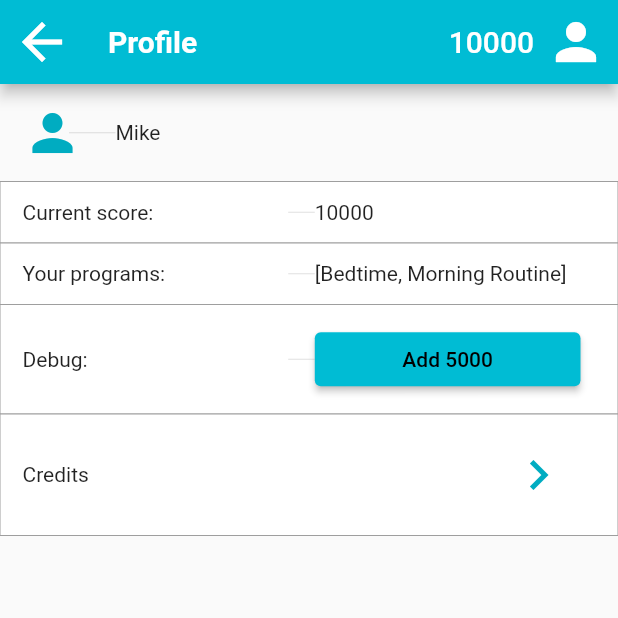
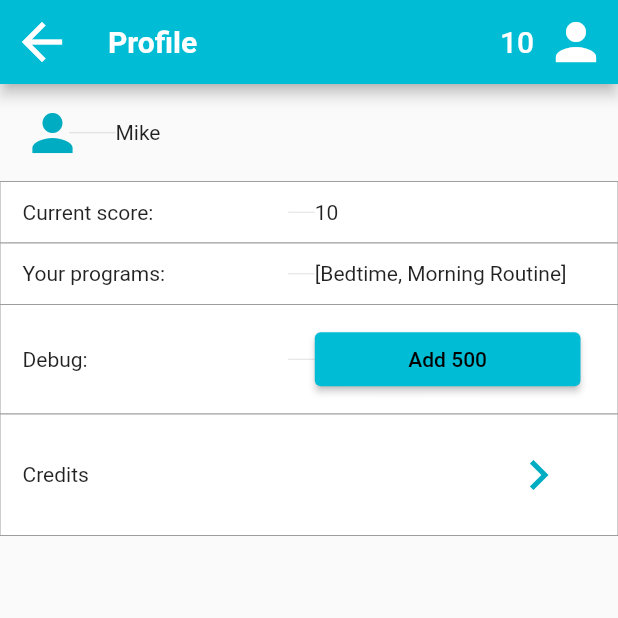
Before and after one commit to juliekitty/project_kidplanner, a Flutter app: the screen it shows after launch, scrolled down 469 dp, after a tap on the "person" icon, on a phone screen of 412 x 824 dp, the top half of it. Run offline on Flutter 3.47's test engine with Material 2 defaults, Android fonts, the phone set to English and light mode, and no system bars; our stand-ins replace circular_countdown_timer, flutter_svg, sqflite, time, webview_flutter; missing offline and left inert: countdown_flutter, date_time_format, duration_picker; accounts and stored records are empty; Roboto replaces fonts that are missing (Futura).

Commit message:
store Participant in DB, use default Participant if DB empty

```diff
--- a/lib/src/classes/init.dart
+++ b/lib/src/classes/init.dart
@@ -1,5 +1,5 @@
-// import 'package:project_kidplanner/src/classes/user.dart';
-// import 'package:project_kidplanner/src/libraries/globals.dart' as globals;
+import 'package:project_kidplanner/src/classes/user.dart';
+import 'package:project_kidplanner/src/libraries/globals.dart' as globals;
 
 class Init {
   static Future initialize() async {
@@ -18,6 +18,8 @@ class Init {
     // TODO retrieve last logged-in user from local storage
     // load settings from current user
     await Future.delayed(Duration(seconds: 1));
+    globals.currentParticipant = await Participant().getParticipant(1);
+
     print("finished loading settings");
   }
 }
--- a/lib/src/classes/user.dart
+++ b/lib/src/classes/user.dart
@@ -1,22 +1,141 @@
-import 'program.dart';
+import 'dart:async';
+import 'package:path/path.dart';
+import 'package:sqflite/sqflite.dart';
+
+import 'package:project_kidplanner/src/classes/program.dart';
+import 'package:project_kidplanner/src/libraries/globals.dart' as globals;
 
 abstract class User {
   String name;
-
-  User(this.name);
+  int id;
+  User(this.id, this.name);
 }
 
 // Participant
 class Participant extends User {
   // programs that the user have access to
-  List<Program> programs;
+  List<Program> programs; // TODO implement Participant.programs
   int score;
 
-  Participant({name, this.programs, this.score}) : super(name);
+  Participant({id, name, this.score}) : super(id, name);
 
   int addToScore(int addedPoints) {
     this.score += addedPoints;
+    this.insertParticipant(this);
+    globals.userNotifier.value = this.score;
     return this.score;
+  }
+
+  Map<String, dynamic> toMap() {
+    return {
+      'id': (id != null ? id : 0),
+      'name': name,
+      'score': (score != null ? score : 0),
+    };
+  }
+
+  @override
+  String toString() {
+    return 'Participant{id: $id, name: $name, score: $score}';
+  }
+
+  Future<Participant> currentUser() async {
+    // TODO implement with last ID stored in local storage
+    print(await Participant().participants());
+    print('Use participant ID 1');
+    return await Participant().getParticipant(1);
+  }
+
+  // SQ Lite functions
+  //
+  Future<Database> openSQLiteDatabase() async {
+    return openDatabase(
+      join(await getDatabasesPath(), 'kid_planner_database.db'),
+      onCreate: (db, version) {
+        return db.execute(
+          "CREATE TABLE participants(id INTEGER PRIMARY KEY, name TEXT, age INTEGER, score INTEGER, programs TEXT)",
+        );
+      },
+      version: 1,
+    );
+  }
+
+  Future<void> insertParticipant(Participant participant) async {
+    final Database db = await openSQLiteDatabase();
+
+    var requestResult = await this.getParticipant(participant.id);
+    if (requestResult == globals.exampleParticipant) {
+      print('insertParticipant ${participant.toString()}');
+      await db.insert(
+        'participants',
+        participant.toMap(),
+        conflictAlgorithm: ConflictAlgorithm.replace,
+      );
+    } else {
+      await updateParticipant(participant);
+    }
+  }
+
+  Future<List<Participant>> participants() async {
+    final Database db = await openSQLiteDatabase();
+
+    final List<Map<String, dynamic>> maps = await db.query('participants');
+
+    // Convert the List<Map<String, dynamic> into a List<Participant>.
+    return List.generate(maps.length, (i) {
+      return Participant(
+        id: maps[i]['id'],
+        name: maps[i]['name'],
+        score: maps[i]['score'],
+      );
+    });
+  }
+
+  Future<void> updateParticipant(Participant participant) async {
+    final db = await openSQLiteDatabase();
+    print('updateParticipant ${participant.id} ${participant.toMap()}');
+    await db.update(
+      'participants',
+      participant.toMap(),
+      where: "id = ?",
+      whereArgs: [participant.id],
+    );
+    print(await Participant().participants());
+  }
+
+  Future<Participant> getParticipant(int id) async {
+    // Get a reference to the database.
+    final Database db = await openSQLiteDatabase();
+
+    // Query the table for all The Participants.
+    final List<Map<String, dynamic>> maps = await db.query(
+      'participants',
+      where: "id = ?",
+      whereArgs: [id],
+    );
+
+    // Convert the List<Map<String, dynamic> into a List<Participant>.
+    if (maps.isEmpty) {
+      print('no Participant in DB');
+      print('use globals.exampleParticipant');
+      return globals.exampleParticipant;
+    }
+
+    return Participant(
+      id: maps[0]['id'],
+      name: maps[0]['name'],
+      score: maps[0]['score'],
+    );
+  }
+
+  Future<void> deleteParticipant(int id) async {
+    final db = await openSQLiteDatabase();
+
+    await db.delete(
+      'participants',
+      where: "id = ?",
+      whereArgs: [id],
+    );
   }
 }
 
@@ -24,5 +143,5 @@ class Participant extends User {
 class ParticipantManager extends User {
   List<Participant> managedParticipants;
 
-  ParticipantManager(name, this.managedParticipants) : super(name);
+  ParticipantManager(id, name, this.managedParticipants) : super(id, name);
 }
--- a/lib/src/components/appBar.dart
+++ b/lib/src/components/appBar.dart
@@ -9,11 +9,11 @@ String appBarTitle = '';
 // need ValueListenableBuilder to update the score of Participan when changed
 Widget _buildParticipantScore() {
   return ValueListenableBuilder(
-    valueListenable: globals.textHasErrorNotifier,
+    valueListenable: globals.userNotifier,
     builder: (context, value, child) {
       return Center(
         child: new Text(
-          globals.exampleParticipant.score.toString(),
+          globals.currentParticipant.score.toString(),
           style: new TextStyle(
             color: Colors.white,
             fontSize: 20.0,
--- a/lib/src/libraries/globals.dart
+++ b/lib/src/libraries/globals.dart
@@ -1,13 +1,16 @@
 library project_kidplanner.globals;
 
+import 'package:project_kidplanner/src/classes/program.dart';
 import 'package:project_kidplanner/src/classes/user.dart';
 import 'programsData.dart' as programsData;
 import 'package:flutter/material.dart';
 
 // declaration of globals to use as examples in the App
 bool isLoggedIn = true;
-Participant exampleParticipant =
-    Participant(name: 'Mike', programs: programsData.programs, score: 10000);
+Participant exampleParticipant = Participant(id: 1, name: 'Mike', score: 10);
 
-ValueNotifier<int> textHasErrorNotifier =
-    ValueNotifier(exampleParticipant.score);
+ValueNotifier<int> userNotifier = ValueNotifier(currentParticipant.score);
+
+Participant currentParticipant;
+
+List<Program> defaultPrograms = programsData.programs;
--- a/lib/src/libraries/programsData.dart
+++ b/lib/src/libraries/programsData.dart
@@ -9,7 +9,7 @@ import 'package:flutter_svg/flutter_svg.dart';
 
 final stepDress = ProgramStep(
     title: 'Dress up',
-    duration: Duration(minutes: 3),
+    duration: Duration(minutes: 1),
     picture: "assets/images/clothing.svg");
 final stepBfast = ProgramStep(
     title: 'Eat your breakfast',
--- a/lib/views/profileView.dart
+++ b/lib/views/profileView.dart
@@ -1,9 +1,26 @@
 import 'package:flutter/widgets.dart';
 import 'package:flutter/material.dart';
+import 'package:project_kidplanner/src/classes/user.dart';
 
 import 'package:project_kidplanner/src/components/appBar.dart';
+import 'package:project_kidplanner/src/libraries/globals.dart' as globals;
 import 'package:project_kidplanner/views/creditsView.dart';
-import 'package:project_kidplanner/src/libraries/globals.dart' as globals;
+import 'package:project_kidplanner/views/profileDetailsView.dart';
+
+const profileListBorders = Border(
+  bottom: BorderSide(color: Colors.grey, width: 0.0),
+  top: BorderSide(color: Colors.grey, width: 0.0),
+  left: BorderSide(color: Colors.grey, width: 0.0),
+  right: BorderSide(color: Colors.grey, width: 0.0),
+);
+
+const profileListBoxDecoration = BoxDecoration(
+  color: Colors.white,
+  //borderRadius: BorderRadius.circular(6.0),
+  border: profileListBorders,
+);
+
+const profileListPadding = EdgeInsets.fromLTRB(15.0, 12.5, 25.0, 12.5);
 
 class ProfileView extends StatefulWidget {
   @override
@@ -11,10 +28,18 @@ class ProfileView extends StatefulWidget {
 }
 
 class _ProfileViewState extends State<ProfileView> {
-  final user = globals.exampleParticipant;
+  Future _initFuture = Participant().currentUser();
 
   @override
   Widget build(BuildContext context) {
+    return FutureBuilder(
+        future: _initFuture,
+        builder: (context, snapshot) {
+          if (snapshot.connectionState == ConnectionState.done) {
+            Participant user = snapshot.data;
+            user.programs = globals.defaultPrograms;
+            globals.currentParticipant = user;
+
             return Scaffold(
               appBar: appBar(context, Theme.of(context).textTheme, 'Profile'),
               body: ListView(
@@ -25,73 +50,52 @@ class _ProfileViewState extends State<ProfileView> {
                     mainAxisAlignment: MainAxisAlignment.start,
                     children: [
                       Padding(
-                padding: EdgeInsets.fromLTRB(15.0, 12.5, 25.0, 12.5),
+                        padding: profileListPadding,
                         child: Row(
                           crossAxisAlignment: CrossAxisAlignment.center,
                           mainAxisAlignment: MainAxisAlignment.start,
                           children: [
                             Expanded(flex: 1, child: Icon(Icons.person)),
                             Expanded(flex: 1, child: Divider()),
-                    Expanded(flex: 10, child: Text(user.name)),
+                            Expanded(
+                                flex: 10,
+                                child:
+                                    Text(user.name == null ? '' : user.name)),
                           ],
                         ),
                       ),
                       Container(
-                decoration: BoxDecoration(
-                  color: Colors.white,
-                  //borderRadius: BorderRadius.circular(6.0),
-                  border: const Border(
-                    bottom: BorderSide(color: Colors.grey, width: 0.0),
-                    top: BorderSide(color: Colors.grey, width: 0.0),
-                    left: BorderSide(color: Colors.grey, width: 0.0),
-                    right: BorderSide(color: Colors.grey, width: 0.0),
-                  ),
-                ),
-                padding: EdgeInsets.fromLTRB(15.0, 12.5, 25.0, 12.5),
+                        decoration: profileListBoxDecoration,
+                        padding: profileListPadding,
                         child: Row(
                           crossAxisAlignment: CrossAxisAlignment.center,
                           mainAxisAlignment: MainAxisAlignment.start,
                           children: [
                             Expanded(flex: 10, child: Text('Current score:')),
                             Expanded(flex: 1, child: Divider()),
-                    Expanded(flex: 10, child: Text(user.score.toString())),
+                            Expanded(
+                                flex: 10, child: Text(user.score.toString())),
                           ],
                         ),
                       ),
                       Container(
-                decoration: BoxDecoration(
-                  color: Colors.white,
-                  //borderRadius: BorderRadius.circular(6.0),
-                  border: const Border(
-                    bottom: BorderSide(color: Colors.grey, width: 0.0),
-                    top: BorderSide(color: Colors.grey, width: 0.0),
-                    left: BorderSide(color: Colors.grey, width: 0.0),
-                    right: BorderSide(color: Colors.grey, width: 0.0),
-                  ),
-                ),
-                padding: EdgeInsets.fromLTRB(15.0, 12.5, 25.0, 12.5),
+                        decoration: profileListBoxDecoration,
+                        padding: profileListPadding,
                         child: Row(
                           crossAxisAlignment: CrossAxisAlignment.center,
                           mainAxisAlignment: MainAxisAlignment.start,
                           children: [
                             Expanded(flex: 10, child: Text('Your programs:')),
                             Expanded(flex: 1, child: Divider()),
-                    Expanded(flex: 10, child: Text(user.programs.toString())),
+                            Expanded(
+                                flex: 10,
+                                child: Text(user.programs.toString())),
                           ],
                         ),
                       ),
                       Container(
-                decoration: BoxDecoration(
-                  color: Colors.white,
-                  //borderRadius: BorderRadius.circular(6.0),
-                  border: const Border(
-                    bottom: BorderSide(color: Colors.grey, width: 0.0),
-                    top: BorderSide(color: Colors.grey, width: 0.0),
-                    left: BorderSide(color: Colors.grey, width: 0.0),
-                    right: BorderSide(color: Colors.grey, width: 0.0),
-                  ),
-                ),
-                padding: EdgeInsets.fromLTRB(15.0, 12.5, 25.0, 12.5),
+                        decoration: profileListBoxDecoration,
+                        padding: profileListPadding,
                         child: Row(
                           crossAxisAlignment: CrossAxisAlignment.center,
                           mainAxisAlignment: MainAxisAlignment.start,
@@ -101,12 +105,11 @@ class _ProfileViewState extends State<ProfileView> {
                             Expanded(
                                 flex: 10,
                                 child: ElevatedButton(
-                          child: Text('Add 5000'),
+                                  child: Text('Add 500'),
                                   onPressed: () {
                                     setState(() {
-                              user.addToScore(5000);
+                                      user.addToScore(500);
                                     });
-                            globals.textHasErrorNotifier.value = user.score;
                                   },
                                 )),
                           ],
@@ -123,18 +126,36 @@ class _ProfileViewState extends State<ProfileView> {
                     ),
                   ),
                 ),*/
+                      /*Container(
+                        decoration: profileListBoxDecoration,
+                        padding: profileListPadding,
+                        child: Column(
+                          children: <Widget>[
+                            Row(
+                              children: <Widget>[
+                                Expanded(child: Text('Test page sqlite')),
+                                IconButton(
+                                  icon: Icon(
+                                    Icons.keyboard_arrow_right,
+                                    size: Theme.of(context).iconTheme.size,
+                                  ),
+                                  onPressed: () {
+                                    Navigator.push(
+                                      context,
+                                      MaterialPageRoute(
+                                          builder: (context) =>
+                                              ProfileDetailsView()),
+                                    );
+                                  },
+                                )
+                              ],
+                            ),
+                          ],
+                        ),
+                      ),*/
                       Container(
-                decoration: BoxDecoration(
-                  color: Colors.white,
-                  //borderRadius: BorderRadius.circular(6.0),
-                  border: const Border(
-                    bottom: BorderSide(color: Colors.grey, width: 0.0),
-                    top: BorderSide(color: Colors.grey, width: 0.0),
-                    left: BorderSide(color: Colors.grey, width: 0.0),
-                    right: BorderSide(color: Colors.grey, width: 0.0),
-                  ),
-                ),
-                padding: EdgeInsets.fromLTRB(15.0, 12.5, 25.0, 12.5),
+                        decoration: profileListBoxDecoration,
+                        padding: profileListPadding,
                         child: Column(
                           children: <Widget>[
                             Row(
@@ -155,7 +176,6 @@ class _ProfileViewState extends State<ProfileView> {
                                 )
                               ],
                             ),
-                    new Row(children: [Container()]),
                           ],
                         ),
                       ),
@@ -164,5 +184,14 @@ class _ProfileViewState extends State<ProfileView> {
                 ],
               ),
             );
+          } else {
+            return Container(
+              color: Colors.yellow[100],
+              child: Center(
+                child: Container(child: CircularProgressIndicator()),
+              ),
+            );
+          }
+        });
   }
 }
--- a/lib/views/programDetails.dart
+++ b/lib/views/programDetails.dart
@@ -7,6 +7,7 @@ import 'package:project_kidplanner/src/components/appBar.dart';
 import 'package:project_kidplanner/src/classes/customScrollPhysics.dart';
 import 'package:project_kidplanner/src/classes/program.dart';
 import 'package:project_kidplanner/src/libraries/programsData.dart';
+import 'package:project_kidplanner/src/libraries/globals.dart' as globals;
 
 //
 //  global variables
@@ -107,6 +108,9 @@ class _ProgramDetailsViewState extends State<ProgramDetailsView> {
         curve: Curves.easeInOut,
       );
       // TODO add points to score
+      setState(() {
+        globals.currentParticipant.addToScore(500);
+      });
     } else {
       backState();
     }
--- a/pubspec.yaml
+++ b/pubspec.yaml
@@ -29,7 +29,7 @@ dependencies:
   cupertino_icons: ^1.0.2
   flutter_svg: ^0.19.3
 
-  sqflite:
+  sqflite: ^1.3.0
   path:
 
   countdown_flutter: ^0.1.2
```
Also changed, not shown: lib/views/profileDetailsView.dart (added, +56 -0 lines), lib/views/profileView-sqlite.dart (deleted, +0 -158 lines), pubspec.lock. Lines whose indentation alone changed are shown as unchanged.
